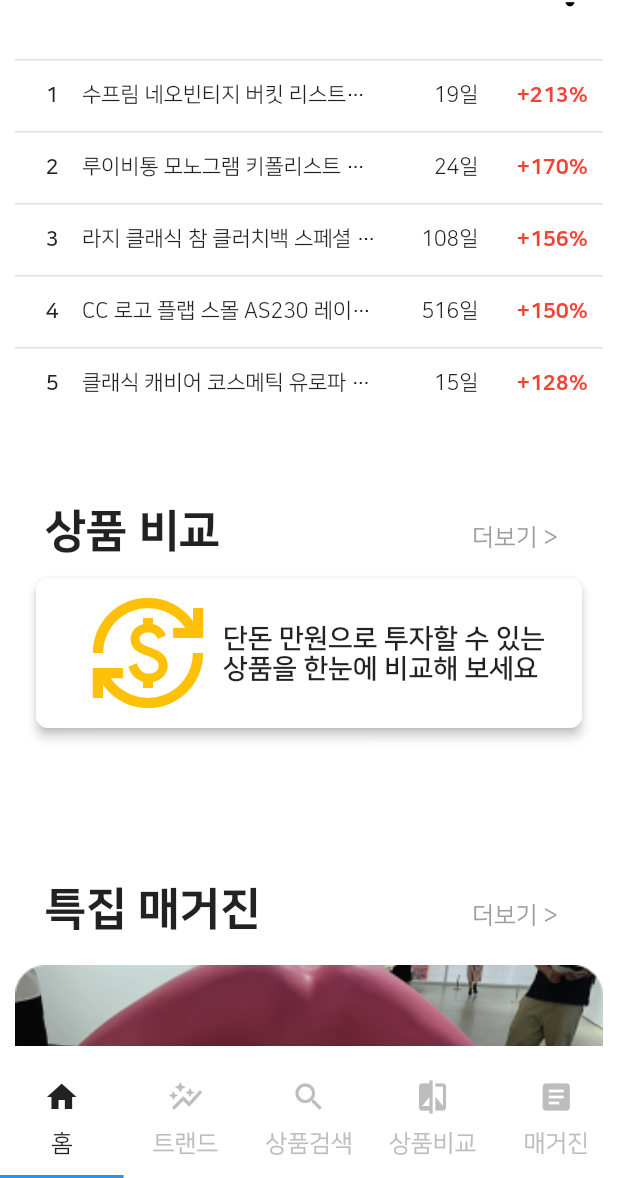
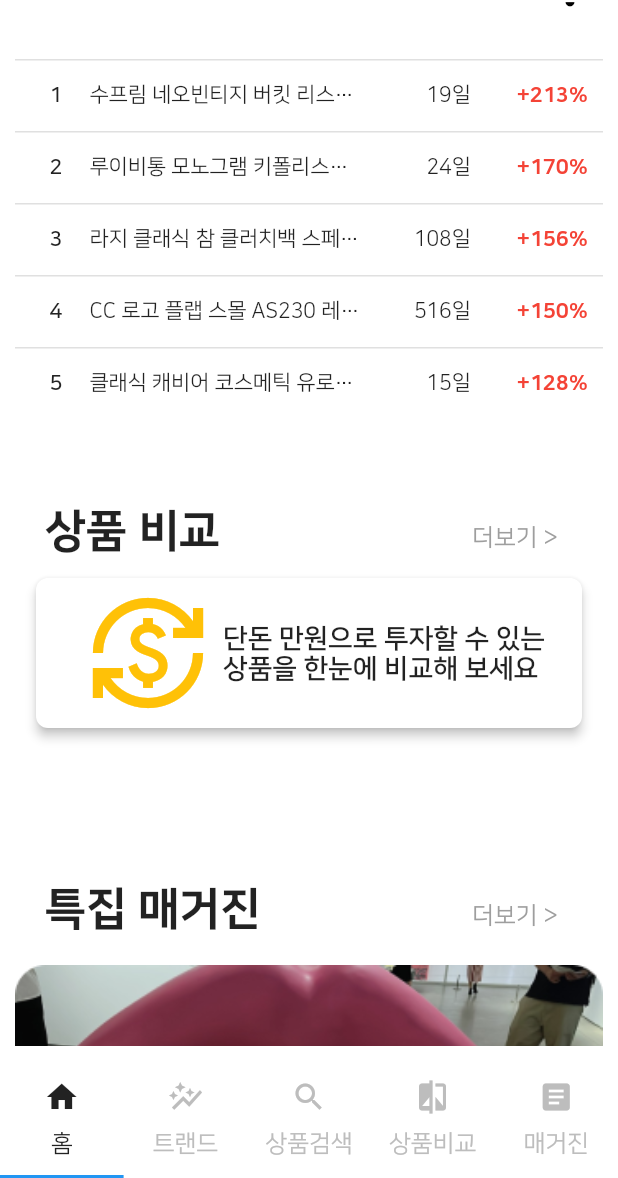
Before and after one commit to WonHyun/stinfo, a Flutter app: the screen it shows after launch, scrolled down 1152 dp, on a phone screen of 412 x 824 dp, the part 58-1236 px from its top. Run offline on Flutter 3.47's test engine with Material 2 defaults, Android fonts, the phone set to English and light mode, and no system bars; our stand-ins replace buttons_tabbar, flutter_svg, percent_indicator, smooth_page_indicator.

Commit message:
Adjust DataTable size and Refectoring pageView

```diff
--- a/lib/components/rank_data_table.dart
+++ b/lib/components/rank_data_table.dart
@@ -76,7 +76,7 @@
           ),
           DataCell(
             SizedBox(
-              width: 200,
+              width: 180,
               child: Text(
                 listData[index].itemName,
                 overflow: TextOverflow.ellipsis,
```
Also changed, not shown: lib/components/page_view_with_indicator.dart (+2 -11 lines).
